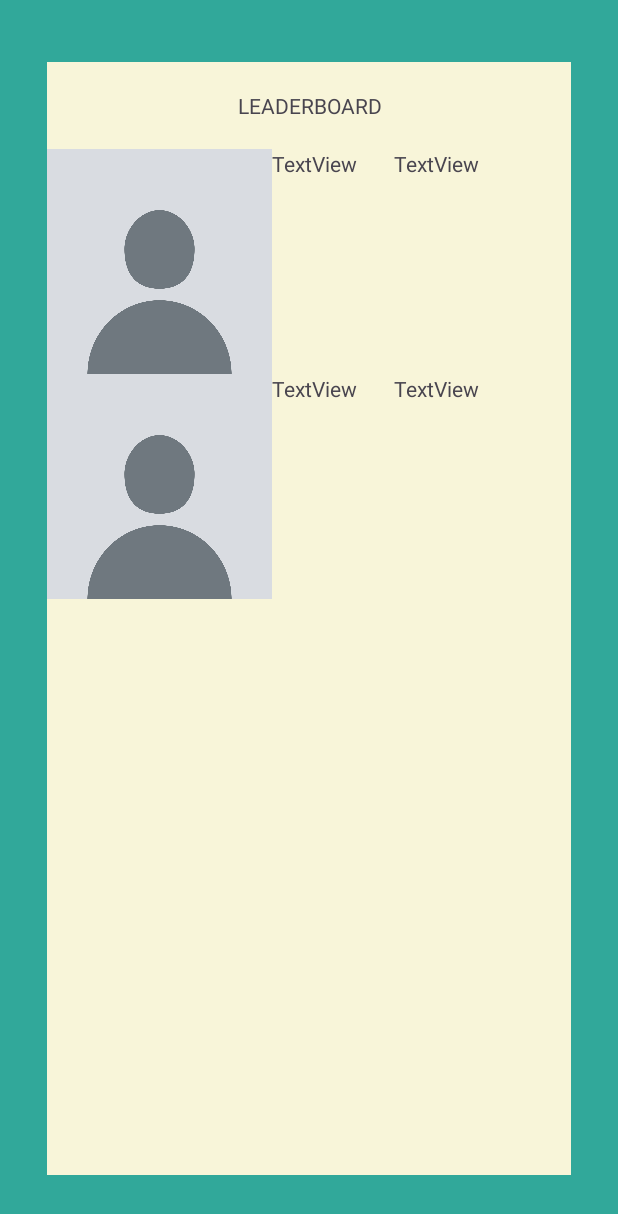
After one commit to kyahki/MobDevProject, an Android app: the Leaderboard screen opened directly, with no data from a screen before it, on a phone screen of 412 x 824 dp. The commit adds this screen. Shown: the top 1214 px of the screen. Run offline under Robolectric (Android 15) with nearby library versions, the phone set to English and light mode, and no system bars.

Commit message:
Partial_Menu

```diff
--- a/app/src/main/AndroidManifest.xml
+++ b/app/src/main/AndroidManifest.xml
@@ -14,6 +14,12 @@
         android:supportsRtl="true"
         android:theme="@style/Theme.MobDevProject"
         tools:targetApi="31">
+        <activity
+            android:name=".Leaderboard"
+            android:exported="false" />
+        <activity
+            android:name=".UserProfile"
+            android:exported="false" />
         <activity
             android:name=".MainMenu"
             android:exported="false" />
--- /dev/null
+++ b/app/src/main/java/com/example/mobdevproject/Leaderboard.java
@@ -0,0 +1,47 @@
+package com.example.mobdevproject;
+
+import android.content.Intent;
+import android.os.Bundle;
+import android.view.MotionEvent;
+
+import androidx.activity.EdgeToEdge;
+import androidx.appcompat.app.AppCompatActivity;
+import androidx.core.graphics.Insets;
+import androidx.core.view.ViewCompat;
+import androidx.core.view.WindowInsetsCompat;
+
+public class Leaderboard extends AppCompatActivity {
+    float x1,x2,y1,y2;
+    @Override
+    protected void onCreate(Bundle savedInstanceState) {
+        super.onCreate(savedInstanceState);
+        EdgeToEdge.enable(this);
+        setContentView(R.layout.activity_leaderboard);
+        ViewCompat.setOnApplyWindowInsetsListener(findViewById(R.id.main), (v, insets) -> {
+            Insets systemBars = insets.getInsets(WindowInsetsCompat.Type.systemBars());
+            v.setPadding(systemBars.left, systemBars.top, systemBars.right, systemBars.bottom);
+            return insets;
+        });
+    }
+
+    public boolean onTouchEvent(MotionEvent touchEvent){
+        switch(touchEvent.getAction()){
+            case MotionEvent.ACTION_DOWN:
+                x1 = touchEvent.getX();
+                y1 = touchEvent.getY();
+                break;
+            case MotionEvent.ACTION_UP:
+                x2 = touchEvent.getX();
+                y2 = touchEvent.getY();
+                if(x1 < x2){
+                    Intent i = new Intent(Leaderboard.this, MainMenu.class);
+                    startActivity(i);
+                }else if(x1 < x2){
+                    Intent i = new Intent(Leaderboard.this, MainMenu.class);
+                    startActivity(i);
+                }
+                break;
+        }
+        return false;
+    }
+}
--- /dev/null
+++ b/app/src/main/res/layout/activity_leaderboard.xml
@@ -0,0 +1,102 @@
+<?xml version="1.0" encoding="utf-8"?>
+<androidx.constraintlayout.widget.ConstraintLayout xmlns:android="http://schemas.android.com/apk/res/android"
+    xmlns:app="http://schemas.android.com/apk/res-auto"
+    xmlns:tools="http://schemas.android.com/tools"
+    android:id="@+id/main"
+    android:layout_width="match_parent"
+    android:layout_height="match_parent"
+    android:background="@color/green"
+    android:backgroundTint="@color/green"
+    tools:context=".Leaderboard">
+
+
+    <LinearLayout
+        android:layout_width="349dp"
+        android:layout_height="742dp"
+        android:background="#F8F5D9"
+        android:orientation="vertical"
+        app:layout_constraintBottom_toBottomOf="parent"
+        app:layout_constraintEnd_toEndOf="parent"
+        app:layout_constraintStart_toStartOf="parent"
+        app:layout_constraintTop_toTopOf="parent">
+
+        <TextView
+            android:id="@+id/textView17"
+            android:layout_width="match_parent"
+            android:layout_height="wrap_content" />
+
+        <TextView
+            android:id="@+id/textView18"
+            android:layout_width="match_parent"
+            android:layout_height="wrap_content"
+            android:text="LEADERBOARD"
+            android:textAlignment="center" />
+
+        <TextView
+            android:id="@+id/textView25"
+            android:layout_width="match_parent"
+            android:layout_height="wrap_content" />
+
+        <TableLayout
+            android:layout_width="match_parent"
+            android:layout_height="match_parent">
+
+            <TableRow
+                android:layout_width="match_parent"
+                android:layout_height="match_parent">
+
+                <ImageView
+                    android:id="@+id/imageView"
+                    android:layout_width="150dp"
+                    android:layout_height="150dp"
+                    app:srcCompat="@drawable/npc"
+                    tools:srcCompat="@drawable/npc" />
+
+                <TextView
+                    android:id="@+id/textView16"
+                    android:layout_width="81dp"
+                    android:layout_height="match_parent"
+                    android:text="TextView" />
+
+                <TextView
+                    android:id="@+id/textView22"
+                    android:layout_width="104dp"
+                    android:layout_height="match_parent"
+                    android:text="TextView" />
+            </TableRow>
+
+            <TableRow
+                android:layout_width="match_parent"
+                android:layout_height="match_parent">
+
+                <ImageView
+                    android:id="@+id/imageView2"
+                    android:layout_width="150dp"
+                    android:layout_height="150dp"
+                    app:srcCompat="@drawable/npc"
+                    tools:srcCompat="@drawable/npc" />
+
+                <TextView
+                    android:id="@+id/textView23"
+                    android:layout_width="wrap_content"
+                    android:layout_height="wrap_content"
+                    android:text="TextView" />
+
+                <TextView
+                    android:id="@+id/textView24"
+                    android:layout_width="wrap_content"
+                    android:layout_height="wrap_content"
+                    android:text="TextView" />
+            </TableRow>
+
+            <TableRow
+                android:layout_width="match_parent"
+                android:layout_height="match_parent" />
+
+            <TableRow
+                android:layout_width="match_parent"
+                android:layout_height="match_parent" />
+        </TableLayout>
+
+    </LinearLayout>
+</androidx.constraintlayout.widget.ConstraintLayout>
```
Also changed, not shown: app/src/main/java/com/example/mobdevproject/MainMenu.java (+63 -0 lines), app/src/main/java/com/example/mobdevproject/UserProfile.java (added, +50 -0 lines), app/src/main/res/layout/activity_main_menu.xml (+5 -5 lines), app/src/main/res/layout/activity_user_profile.xml (added, +63 -0 lines), app/src/main/res/drawable/npc.jpg (added).
